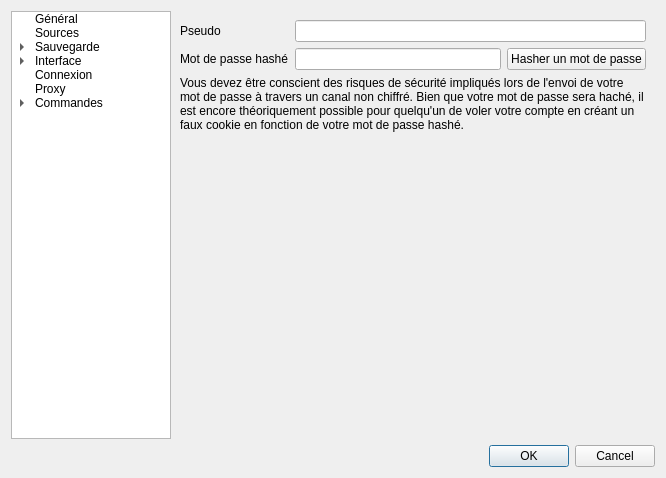
This is ui/optionswindow.ui in XanderMld/imgbrd-grabber as Qt 5 draws it before an edit. The edited form follows.
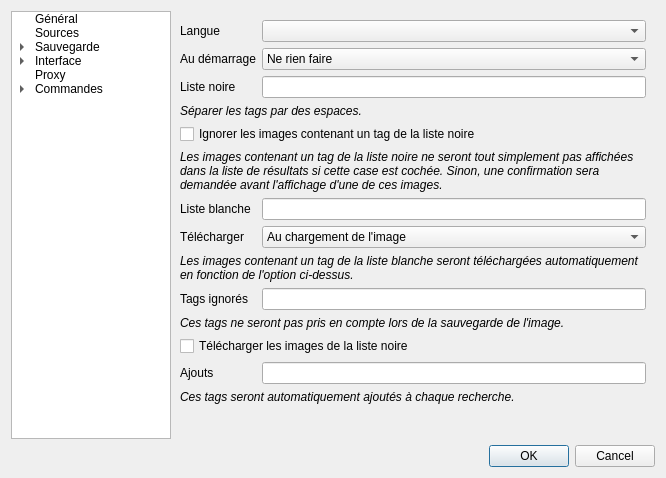
This is the edited form. The open tabs and pages were chosen to show the change. Icons and pictures are not drawn.

```diff
--- a/ui/optionswindow.ui
+++ b/ui/optionswindow.ui
@@ -125,11 +125,6 @@
          </property>
         </item>
        </item>
-       <item>
-        <property name="text">
-         <string>Connexion</string>
-        </property>
-       </item>
        <item>
         <property name="text">
          <string>Proxy</string>
@@ -1780,54 +1775,6 @@
          </item>
         </layout>
        </widget>
-       <widget class="QWidget" name="page14">
-        <layout class="QFormLayout" name="formLayout_12">
-         <property name="fieldGrowthPolicy">
-          <enum>QFormLayout::AllNonFixedFieldsGrow</enum>
-         </property>
-         <item row="0" column="0">
-          <widget class="QLabel" name="label_4">
-           <property name="text">
-            <string>Pseudo</string>
-           </property>
-          </widget>
-         </item>
-         <item row="0" column="1">
-          <widget class="QLineEdit" name="linePseudo"/>
-         </item>
-         <item row="1" column="0">
-          <widget class="QLabel" name="label_35">
-           <property name="text">
-            <string>Mot de passe hashé</string>
-           </property>
-          </widget>
-         </item>
-         <item row="1" column="1">
-          <layout class="QHBoxLayout" name="horizontalLayout_8">
-           <item>
-            <widget class="QLineEdit" name="linePassword"/>
-           </item>
-           <item>
-            <widget class="QPushButton" name="buttonCrypt">
-             <property name="text">
-              <string>Hasher un mot de passe</string>
-             </property>
-            </widget>
-           </item>
-          </layout>
-         </item>
-         <item row="2" column="0" colspan="2">
-          <widget class="QLabel" name="label_15">
-           <property name="text">
-            <string>Vous devez être conscient des risques de sécurité impliqués lors de l'envoi de votre mot de passe à travers un canal non chiffré. Bien que votre mot de passe sera haché, il est encore théoriquement possible pour quelqu'un de voler votre compte en créant un faux cookie en fonction de votre mot de passe hashé.</string>
-           </property>
-           <property name="wordWrap">
-            <bool>true</bool>
-           </property>
-          </widget>
-         </item>
-        </layout>
-       </widget>
        <widget class="QWidget" name="page15">
         <layout class="QFormLayout" name="formLayout_10">
          <item row="0" column="0" colspan="2">
```
Left out of the diff: 41 changed lines with no effect on the pictures.
